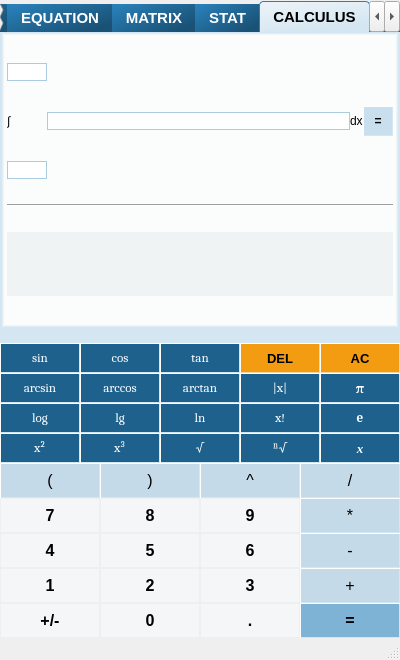
Old version of the form visualcalc.ui in the repository Ruixin-Wang/VisualCalc.
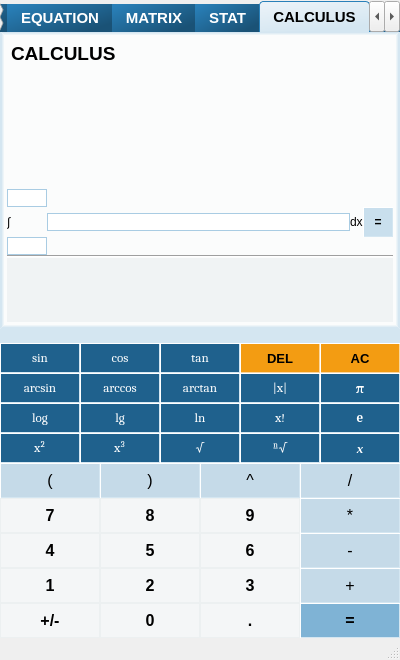
New version of the form. The open tabs and pages were chosen to show the change.

Commit message: ui_fix with calc

```diff
--- a/visualcalc.ui
+++ b/visualcalc.ui
@@ -4633,69 +4633,92 @@
         <property name="spacing">
          <number>0</number>
         </property>
-        <item row="3" column="1" colspan="3">
-         <widget class="QLabel" name="dummy3">
-          <property name="text">
-           <string/>
+        <item row="9" column="0" colspan="6">
+         <widget class="QLineEdit" name="CalcRes">
+          <property name="minimumSize">
+           <size>
+            <width>0</width>
+            <height>64</height>
+           </size>
           </property>
-         </widget>
-        </item>
-        <item row="2" column="1">
-         <widget class="QLineEdit" name="CalcExpr">
           <property name="styleSheet">
            <string notr="true">QLineEdit {
+    background-color: #F0F3F4; 
+	border: 0px solid gray;
+	color: #000000;
 	
-	border: 1px solid rgb(169, 204, 227);
-	font: 14pt &quot;Times New Roman&quot;;
-	font-weight: normal;
+	
+	
+	font: 75 34pt &quot;Segoe UI&quot;;
+	font-weight: Bold;
 }</string>
           </property>
           <property name="text">
            <string/>
           </property>
+          <property name="alignment">
+           <set>Qt::AlignRight|Qt::AlignTrailing|Qt::AlignVCenter</set>
+          </property>
+          <property name="readOnly">
+           <bool>true</bool>
+          </property>
          </widget>
         </item>
-        <item row="3" column="0">
-         <widget class="QLineEdit" name="Lower">
+        <item row="4" column="0">
+         <widget class="QLabel" name="CalcSym">
           <property name="sizePolicy">
-           <sizepolicy hsizetype="Maximum" vsizetype="Fixed">
+           <sizepolicy hsizetype="Fixed" vsizetype="Fixed">
             <horstretch>0</horstretch>
             <verstretch>0</verstretch>
            </sizepolicy>
           </property>
-          <property name="maximumSize">
-           <size>
-            <width>40</width>
-            <height>16777215</height>
-           </size>
-          </property>
-          <property name="layoutDirection">
-           <enum>Qt::LeftToRight</enum>
-          </property>
           <property name="styleSheet">
-           <string notr="true">QLineEdit {
-	
-	border: 1px solid rgb(169, 204, 227);
-	font: 9pt &quot;Times New Roman&quot;;
+           <string notr="true">QLabel {
+	font: 30pt &quot;Cambria Math&quot;;
 	font-weight: normal;
 }</string>
           </property>
           <property name="text">
-           <string/>
+           <string>∫</string>
           </property>
-          <property name="alignment">
-           <set>Qt::AlignCenter</set>
-          </property>
          </widget>
         </item>
-        <item row="0" column="1" colspan="3">
-         <widget class="QLabel" name="dummy2">
-          <property name="text">
+        <item row="0" column="0" colspan="6">
+         <widget class="QTextEdit" name="Title_5">
+          <property name="styleSheet">
+           <string notr="true">QTextEdit {
+    background-color: #fbfcfc; 
+	border: 0px solid gray;
+	color: #000000;
+	font: 75 11pt &quot;Arial&quot;;
+	font-weight: Bold;
+}</string>
+          </property>
+          <property name="verticalScrollBarPolicy">
+           <enum>Qt::ScrollBarAlwaysOff</enum>
+          </property>
+          <property name="horizontalScrollBarPolicy">
+           <enum>Qt::ScrollBarAlwaysOff</enum>
+          </property>
+          <property name="readOnly">
+           <bool>true</bool>
+          </property>
+          <property name="html">
+           <string>&lt;!DOCTYPE HTML PUBLIC &quot;-//W3C//DTD HTML 4.0//EN&quot; &quot;http://www.w3.org/TR/REC-html40/strict.dtd&quot;&gt;
+&lt;html&gt;&lt;head&gt;&lt;meta name=&quot;qrichtext&quot; content=&quot;1&quot; /&gt;&lt;style type=&quot;text/css&quot;&gt;
+p, li { white-space: pre-wrap; }
+&lt;/style&gt;&lt;/head&gt;&lt;body style=&quot; font-family:'Arial'; font-size:11pt; font-weight:600; font-style:normal;&quot;&gt;
+&lt;p style=&quot; margin-top:12px; margin-bottom:12px; margin-left:0px; margin-right:0px; -qt-block-indent:0; text-indent:0px;&quot;&gt;&lt;span style=&quot; font-family:'Arial Black,sans-serif'; font-size:14pt;&quot;&gt;CALCULUS&lt;/span&gt;&lt;/p&gt;&lt;/body&gt;&lt;/html&gt;</string>
+          </property>
+          <property name="textInteractionFlags">
+           <set>Qt::NoTextInteraction</set>
+          </property>
+          <property name="placeholderText">
            <string/>
           </property>
          </widget>
         </item>
-        <item row="4" column="0" colspan="4">
+        <item row="8" column="0" colspan="6">
          <widget class="Line" name="line">
           <property name="sizePolicy">
            <sizepolicy hsizetype="Expanding" vsizetype="Fixed">
@@ -4708,85 +4731,62 @@
           </property>
          </widget>
         </item>
-        <item row="5" column="0" colspan="4">
-         <widget class="QLineEdit" name="CalcRes">
-          <property name="minimumSize">
-           <size>
-            <width>0</width>
-            <height>64</height>
-           </size>
-          </property>
+        <item row="4" column="1">
+         <widget class="QLineEdit" name="CalcExpr">
           <property name="styleSheet">
            <string notr="true">QLineEdit {
-    background-color: #F0F3F4; 
-	border: 0px solid gray;
-	color: #000000;
 	
-	
-	
-	font: 75 34pt &quot;Segoe UI&quot;;
-	font-weight: Bold;
+	border: 1px solid rgb(169, 204, 227);
+	font: 14pt &quot;Times New Roman&quot;;
+	font-weight: normal;
 }</string>
           </property>
           <property name="text">
            <string/>
           </property>
-          <property name="alignment">
-           <set>Qt::AlignRight|Qt::AlignTrailing|Qt::AlignVCenter</set>
-          </property>
-          <property name="readOnly">
-           <bool>true</bool>
-          </property>
          </widget>
         </item>
-        <item row="2" column="3">
-         <widget class="QPushButton" name="OK">
+        <item row="6" column="0">
+         <widget class="QLineEdit" name="Lower">
           <property name="sizePolicy">
            <sizepolicy hsizetype="Maximum" vsizetype="Fixed">
             <horstretch>0</horstretch>
             <verstretch>0</verstretch>
            </sizepolicy>
           </property>
-          <property name="minimumSize">
-           <size>
-            <width>30</width>
-            <height>30</height>
-           </size>
-          </property>
           <property name="maximumSize">
            <size>
-            <width>30</width>
-            <height>30</height>
+            <width>40</width>
+            <height>16777215</height>
            </size>
           </property>
+          <property name="layoutDirection">
+           <enum>Qt::LeftToRight</enum>
+          </property>
           <property name="styleSheet">
-           <string notr="true">QPushButton {
-	border:1px solid rgb(212, 230, 241);
-	border-style: outset;
-	background-color: rgba(169, 204, 227, 155);
+           <string notr="true">QLineEdit {
 	
-	font: 75 9pt &quot;Arial&quot;;
-	font-weight: Bold;
-}
-QPushButton:hover {
-	
-	border:1px solid rgb(212, 230, 241);
-	border-style: outset;
-	background-color: qlineargradient(spread:reflect, x1:0, y1:0.097, x2:1, y2:0.881, stop:0.124378 rgba(84, 153, 199, 105), stop:0.656716 rgba(36, 113, 163, 104));
-}
-QPushButton:pressed {
-	
-	border:1px solid rgb(212, 230, 241);
-	border-style: outset;
-	background-color: qlineargradient(spread:reflect, x1:0, y1:0.097, x2:1, y2:0.881, stop:0.124378 rgba(84, 153, 199, 165), stop:0.656716 rgba(36, 113, 163, 164));
+	border: 1px solid rgb(169, 204, 227);
+	font: 9pt &quot;Times New Roman&quot;;
+	font-weight: normal;
 }</string>
           </property>
           <property name="text">
-           <string>=</string>
+           <string/>
           </property>
+          <property name="alignment">
+           <set>Qt::AlignCenter</set>
+          </property>
          </widget>
         </item>
-        <item row="2" column="2">
+        <item row="6" column="1">
+         <widget class="QLabel" name="dummy3">
+          <property name="text">
+           <string/>
+          </property>
+         </widget>
+        </item>
+        <item row="4" column="2">
          <widget class="QLabel" name="Dx">
           <property name="sizePolicy">
            <sizepolicy hsizetype="Fixed" vsizetype="Fixed">
@@ -4805,7 +4805,14 @@
           </property>
          </widget>
         </item>
-        <item row="0" column="0">
+        <item row="1" column="1">
+         <widget class="QLabel" name="dummy2">
+          <property name="text">
+           <string/>
+          </property>
+         </widget>
+        </item>
+        <item row="1" column="0">
          <widget class="QLineEdit" name="Upper">
           <property name="sizePolicy">
            <sizepolicy hsizetype="Maximum" vsizetype="Fixed">
@@ -4832,22 +4839,50 @@
           </property>
          </widget>
         </item>
-        <item row="2" column="0">
-         <widget class="QLabel" name="CalcSym">
+        <item row="4" column="4">
+         <widget class="QPushButton" name="OK">
           <property name="sizePolicy">
-           <sizepolicy hsizetype="Fixed" vsizetype="Fixed">
+           <sizepolicy hsizetype="Maximum" vsizetype="Fixed">
             <horstretch>0</horstretch>
             <verstretch>0</verstretch>
            </sizepolicy>
           </property>
+          <property name="minimumSize">
+           <size>
+            <width>30</width>
+            <height>30</height>
+           </size>
+          </property>
+          <property name="maximumSize">
+           <size>
+            <width>30</width>
+            <height>30</height>
+           </size>
+          </property>
           <property name="styleSheet">
-           <string notr="true">QLabel {
-	font: 30pt &quot;Cambria Math&quot;;
-	font-weight: normal;
+           <string notr="true">QPushButton {
+	border:1px solid rgb(212, 230, 241);
+	border-style: outset;
+	background-color: rgba(169, 204, 227, 155);
+	
+	font: 75 9pt &quot;Arial&quot;;
+	font-weight: Bold;
+}
+QPushButton:hover {
+	
+	border:1px solid rgb(212, 230, 241);
+	border-style: outset;
+	background-color: qlineargradient(spread:reflect, x1:0, y1:0.097, x2:1, y2:0.881, stop:0.124378 rgba(84, 153, 199, 105), stop:0.656716 rgba(36, 113, 163, 104));
+}
+QPushButton:pressed {
+	
+	border:1px solid rgb(212, 230, 241);
+	border-style: outset;
+	background-color: qlineargradient(spread:reflect, x1:0, y1:0.097, x2:1, y2:0.881, stop:0.124378 rgba(84, 153, 199, 165), stop:0.656716 rgba(36, 113, 163, 164));
 }</string>
           </property>
           <property name="text">
-           <string>∫</string>
+           <string>=</string>
           </property>
          </widget>
         </item>
```
Left out of the diff: 3293 changed lines with no effect on the pictures. The commit also changes 5 other files.
